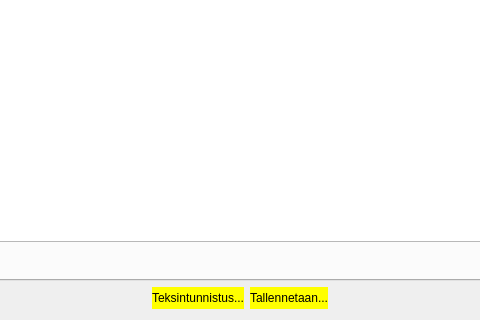
Before: the Qt Designer form kitsas/kirjaus/kirjaus.ui in artoh/kitupiikki, drawn with Qt 5; both pictures show x 591 to 1071 and y 371 to 691 of the 1486 by 691 pixel window.
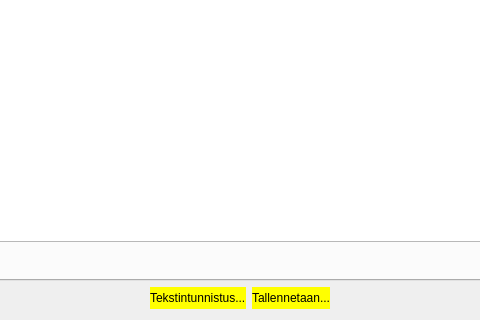
After: the same form once the commit is applied. Icons and pictures are not drawn. Custom widgets are drawn as their Qt base class.

```diff
--- a/kitsas/kirjaus/kirjaus.ui
+++ b/kitsas/kirjaus/kirjaus.ui
@@ -508,7 +508,7 @@
         <string notr="true">background-color: rgb(255, 255, 0);</string>
        </property>
        <property name="text">
-        <string>Teksintunnistus...</string>
+        <string>Tekstintunnistus...</string>
        </property>
       </widget>
      </item>
```
Left out of the diff: 2 changed lines with no effect on the pictures.
